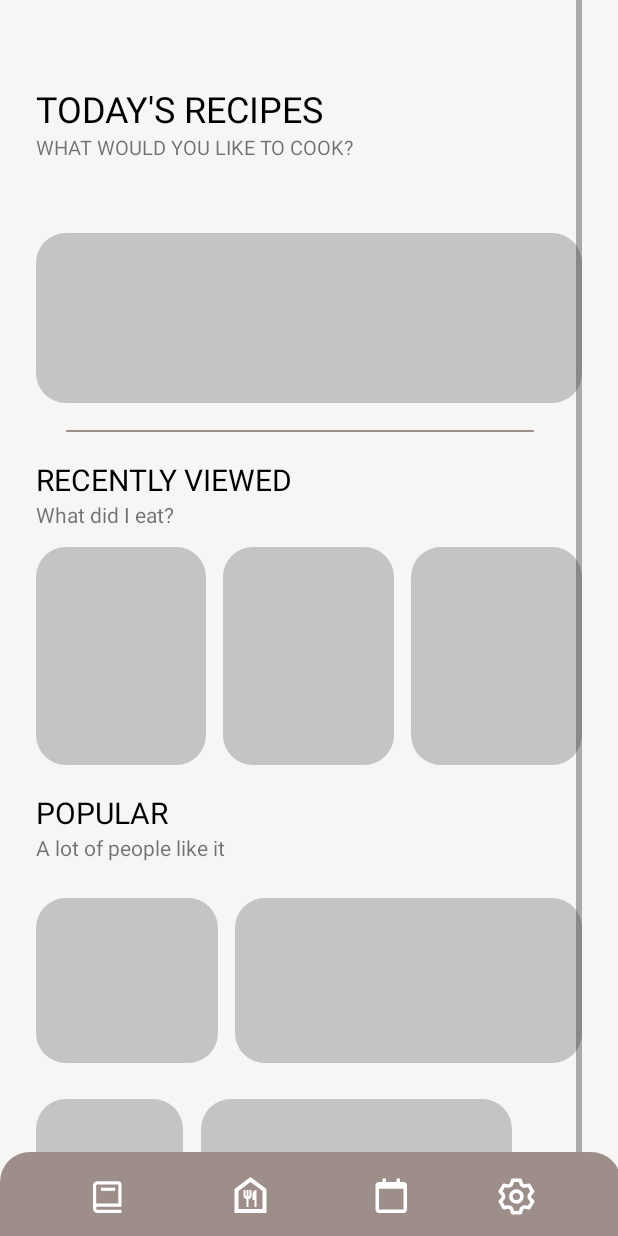
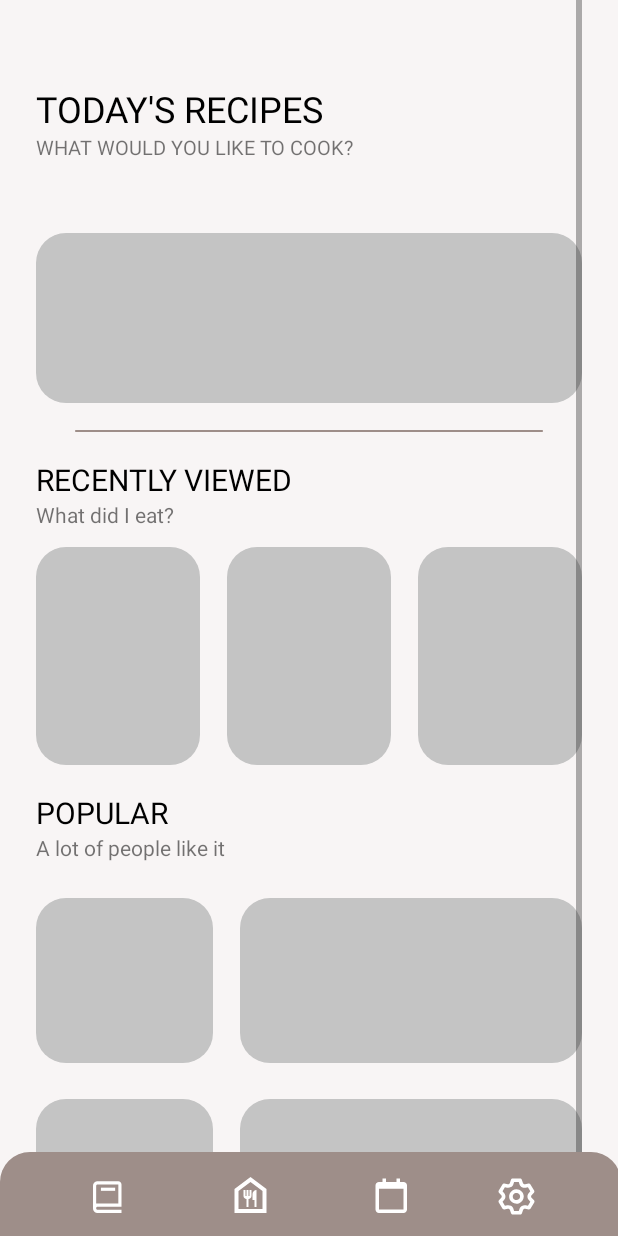
Before and after one commit to HJChuiva/VeganDiary, an Android app: the MainActivity screen opened directly, with no data from a screen before it, on a phone screen of 412 x 824 dp. Run offline under Robolectric (Android 15) with nearby library versions, the phone set to English and light mode, and no system bars; Roboto replaces fonts that are not available here.

Commit message:
여백 바꿈

```diff
--- a/app/src/main/res/layout/activity_main.xml
+++ b/app/src/main/res/layout/activity_main.xml
@@ -56,9 +56,9 @@
                     android:id="@+id/line"
                     android:layout_width="match_parent"
                     android:layout_height="wrap_content"
-                    android:layout_marginStart="12dp"
+                    android:layout_marginStart="0dp"
                     android:layout_marginTop="18dp"
-                    android:layout_marginEnd="24dp"
+                    android:layout_marginEnd="0dp"
                     app:srcCompat="@drawable/ic_line_15" />
 
                 <TextView
@@ -101,8 +101,8 @@
                         android:layout_width="98dp"
                         android:layout_height="145dp"
                         android:background="#00ff0000"
-                        android:layout_marginLeft="11dp"
-                        android:layout_marginRight="11dp"
+                        android:layout_marginLeft="18dp"
+                        android:layout_marginRight="18dp"
                         android:layout_weight="1"
                         app:srcCompat="@drawable/rectangle_basic" />
                     <ImageButton
@@ -142,7 +142,7 @@
                     android:layout_width="98dp"
                     android:layout_height="110dp"
                     android:layout_marginTop="24dp"
-                    android:layout_marginRight="11dp"
+                    android:layout_marginRight="18dp"
                     android:layout_weight="1"
 
                     app:srcCompat="@drawable/rectangle_basic" />
@@ -165,16 +165,18 @@
                         android:layout_width="98dp"
                         android:layout_height="110dp"
                         android:layout_marginTop="24dp"
+                        android:layout_marginRight="18dp"
 
+                        android:layout_weight="1"
 
                         app:srcCompat="@drawable/rectangle_basic" />
 
                     <ImageView
                         android:id="@+id/imageView7"
                         android:layout_width="207dp"
-                        android:layout_height="100dp"
+                        android:layout_height="110dp"
                         android:layout_marginTop="24dp"
-                        android:layout_marginLeft="12dp"
+                        android:layout_weight="1"
 
                         app:srcCompat="@drawable/rectangle_basic" />
                 </LinearLayout>
```
